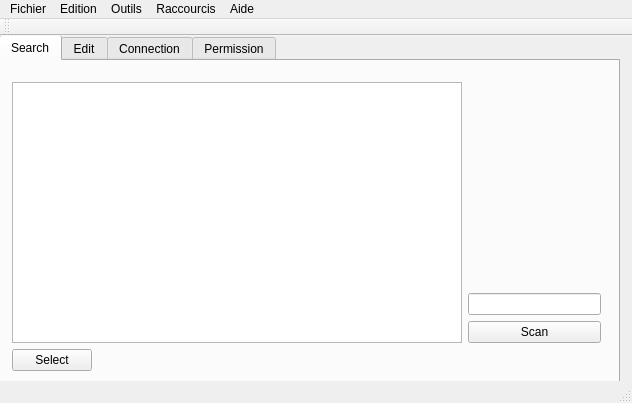
Above: application/QtSquid/QtSquid/QtSquid.ui from TrueAbastien/StageQApp before the change. Below: the same form after it.
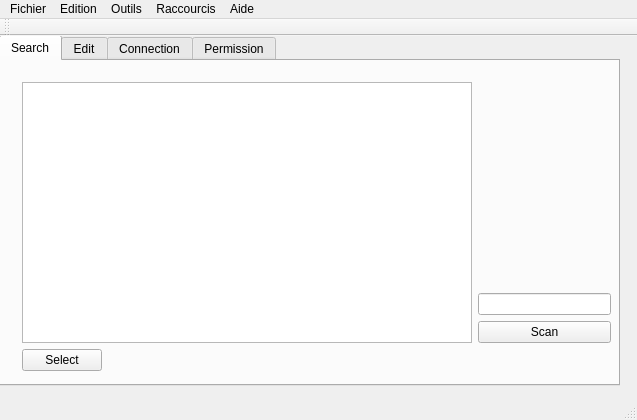
That is the form after the change. The open tabs and pages were chosen to show the change.

```diff
--- a/application/QtSquid/QtSquid/QtSquid.ui
+++ b/application/QtSquid/QtSquid/QtSquid.ui
@@ -6,8 +6,8 @@
    <rect>
     <x>0</x>
     <y>0</y>
-    <width>632</width>
-    <height>403</height>
+    <width>637</width>
+    <height>420</height>
    </rect>
   </property>
   <property name="windowTitle">
@@ -39,7 +39,7 @@
      <widget class="QWidget" name="verticalLayoutWidget">
       <property name="geometry">
        <rect>
-        <x>0</x>
+        <x>10</x>
         <y>10</y>
         <width>611</width>
         <height>311</height>
@@ -438,8 +438,8 @@
     <rect>
      <x>0</x>
      <y>0</y>
-     <width>632</width>
-     <height>21</height>
+     <width>637</width>
+     <height>26</height>
     </rect>
    </property>
    <widget class="QMenu" name="menuFichier">
```
Left out of the diff: 8 changed lines with no effect on the pictures.
